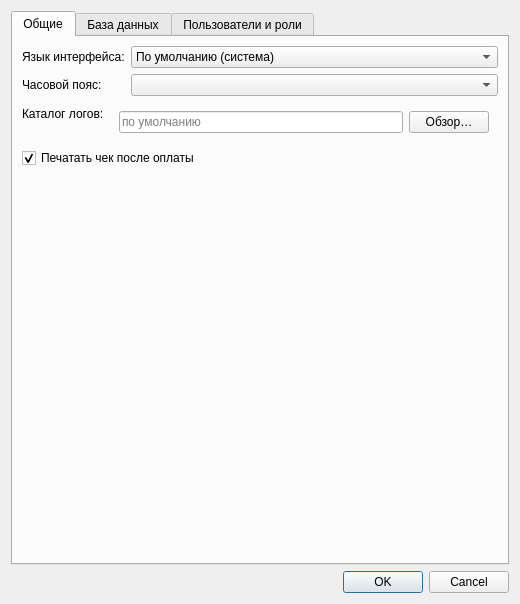
First picture: the form in ui/settingsdialog.ui, repository MikhailBersenev/easyPOS, before the edit.
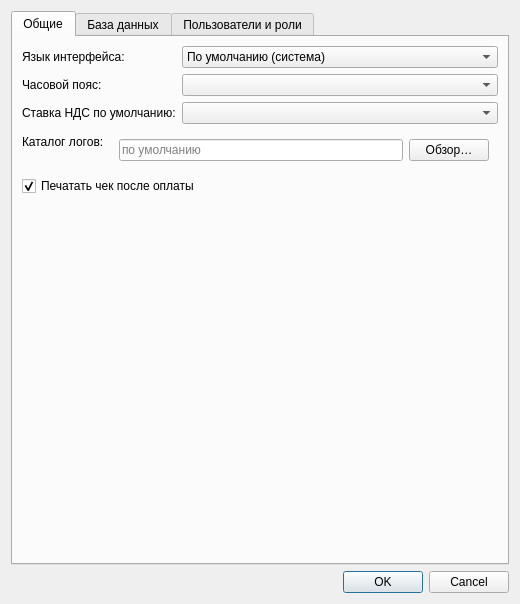
Second picture: the form after the edit.

Patch:
```diff
--- a/ui/settingsdialog.ui
+++ b/ui/settingsdialog.ui
@@ -81,6 +81,23 @@
            </property>
           </widget>
          </item>
+         <item row="2" column="0">
+          <widget class="QLabel" name="defaultVatRateLabel">
+           <property name="text">
+            <string>Ставка НДС по умолчанию:</string>
+           </property>
+           <property name="toolTip">
+            <string>Используется при добавлении товара в чек, если ставка не задана иначе</string>
+           </property>
+          </widget>
+         </item>
+         <item row="2" column="1">
+          <widget class="QComboBox" name="defaultVatRateComboBox">
+           <property name="minimumWidth">
+            <number>200</number>
+           </property>
+          </widget>
+         </item>
         </layout>
        </item>
        <item>
```
Left out of the diff: 5 changed lines with no effect on the pictures.
